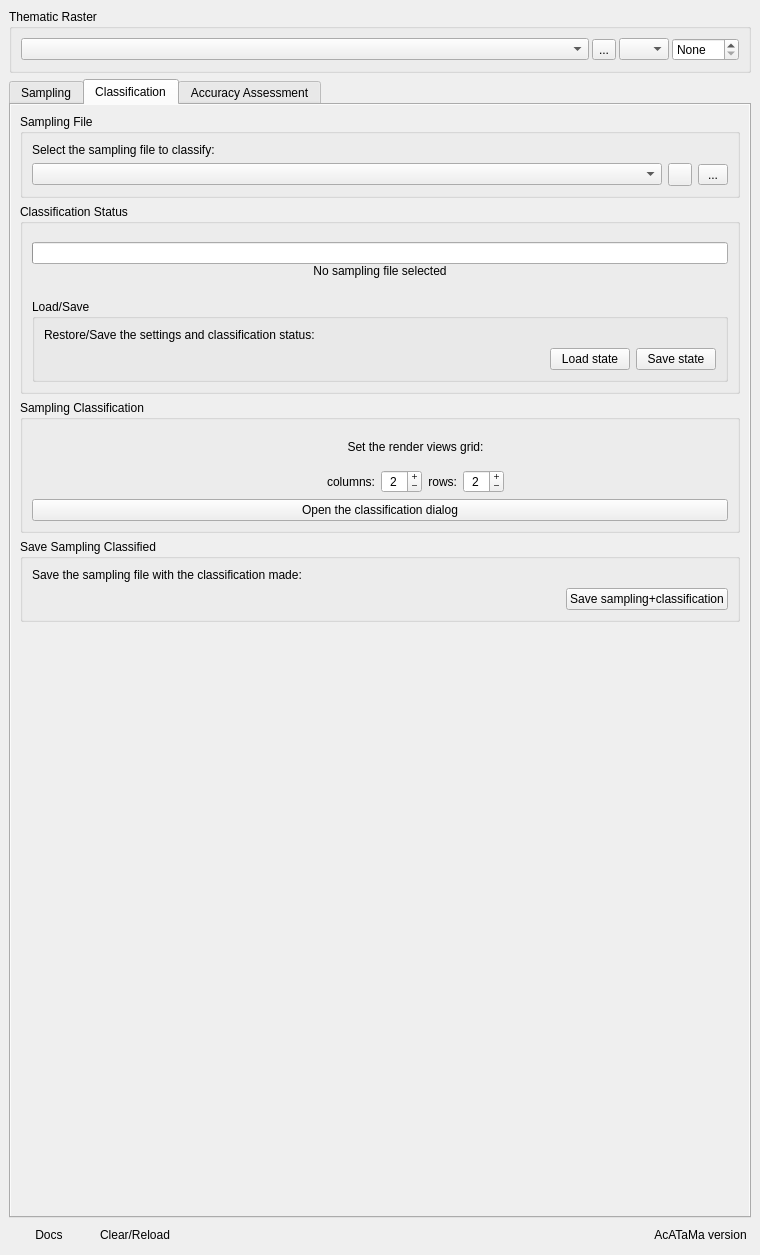
Qt form ui/acatama_dockwidget.ui (SMByC/AcATaMa) before a commit.
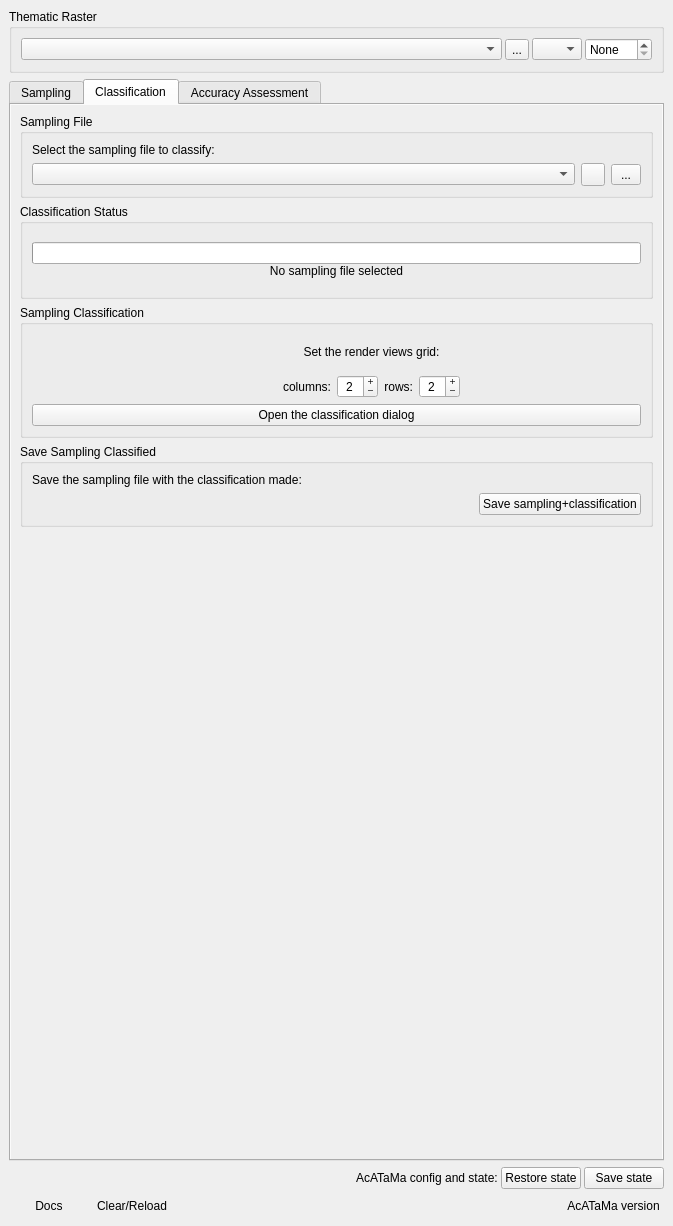
The same form after that commit. The open tabs and pages were chosen to show the change. Icons and pictures are not drawn. Custom widgets are drawn as their Qt base class.

Commit message: Relocating the restore/save Acatama config and state widget in the UI

What changed in the file:
```diff
--- a/ui/acatama_dockwidget.ui
+++ b/ui/acatama_dockwidget.ui
@@ -6,8 +6,8 @@
    <rect>
     <x>0</x>
     <y>0</y>
-    <width>760</width>
-    <height>1255</height>
+    <width>673</width>
+    <height>1226</height>
    </rect>
   </property>
   <property name="windowTitle">
@@ -872,8 +872,8 @@
             <rect>
              <x>0</x>
              <y>0</y>
-             <width>736</width>
-             <height>996</height>
+             <width>649</width>
+             <height>913</height>
             </rect>
            </property>
            <layout class="QVBoxLayout" name="verticalLayout_24">
@@ -1034,95 +1034,6 @@
                  </layout>
                 </widget>
                </item>
-               <item>
-                <spacer name="verticalSpacer_6">
-                 <property name="orientation">
-                  <enum>Qt::Vertical</enum>
-                 </property>
-                 <property name="sizeType">
-                  <enum>QSizePolicy::Fixed</enum>
-                 </property>
-                 <property name="sizeHint" stdset="0">
-                  <size>
-                   <width>20</width>
-                   <height>6</height>
-                  </size>
-                 </property>
-                </spacer>
-               </item>
-               <item>
-                <widget class="QGroupBox" name="groupBox_3">
-                 <property name="title">
-                  <string>Load/Save</string>
-                 </property>
-                 <layout class="QVBoxLayout" name="verticalLayout_29">
-                  <item>
-                   <widget class="QLabel" name="label_3">
-                    <property name="sizePolicy">
-                     <sizepolicy hsizetype="Expanding" vsizetype="Preferred">
-                      <horstretch>0</horstretch>
-                      <verstretch>0</verstretch>
-                     </sizepolicy>
-                    </property>
-                    <property name="text">
-                     <string>Restore/Save the settings and classification status:</string>
-                    </property>
-                    <property name="alignment">
-                     <set>Qt::AlignJustify|Qt::AlignVCenter</set>
-                    </property>
-                    <property name="wordWrap">
-                     <bool>true</bool>
-                    </property>
-                   </widget>
-                  </item>
-                  <item>
-                   <widget class="QWidget" name="widget_9" native="true">
-                    <layout class="QHBoxLayout" name="horizontalLayout_9">
-                     <property name="leftMargin">
-                      <number>0</number>
-                     </property>
-                     <property name="topMargin">
-                      <number>0</number>
-                     </property>
-                     <property name="rightMargin">
-                      <number>0</number>
-                     </property>
-                     <property name="bottomMargin">
-                      <number>0</number>
-                     </property>
-                     <item>
-                      <spacer name="horizontalSpacer_6">
-                       <property name="orientation">
-                        <enum>Qt::Horizontal</enum>
-                       </property>
-                       <property name="sizeHint" stdset="0">
-                        <size>
-                         <width>40</width>
-                         <height>20</height>
-                        </size>
-                       </property>
-                      </spacer>
-                     </item>
-                     <item>
-                      <widget class="QPushButton" name="QPBtn_loadClassificationConfig">
-                       <property name="text">
-                        <string>Load state</string>
-                       </property>
-                      </widget>
-                     </item>
-                     <item>
-                      <widget class="QPushButton" name="QPBtn_saveClassificationConfig">
-                       <property name="text">
-                        <string>Save state</string>
-                       </property>
-                      </widget>
-                     </item>
-                    </layout>
-                   </widget>
-                  </item>
-                 </layout>
-                </widget>
-               </item>
               </layout>
              </widget>
             </item>
@@ -1577,9 +1488,97 @@
       </widget>
      </widget>
     </item>
+    <item>
+     <widget class="QWidget" name="widget_restore_save_acatama_state" native="true">
+      <layout class="QGridLayout" name="gridLayout_5">
+       <property name="leftMargin">
+        <number>0</number>
+       </property>
+       <property name="topMargin">
+        <number>0</number>
+       </property>
+       <property name="rightMargin">
+        <number>0</number>
+       </property>
+       <property name="bottomMargin">
+        <number>0</number>
+       </property>
+       <item row="0" column="0">
+        <widget class="QWidget" name="widget_9" native="true">
+         <layout class="QHBoxLayout" name="horizontalLayout_9">
+          <property name="spacing">
+           <number>3</number>
+          </property>
+          <property name="leftMargin">
+           <number>0</number>
+          </property>
+          <property name="topMargin">
+           <number>0</number>
+          </property>
+          <property name="rightMargin">
+           <number>0</number>
+          </property>
+          <property name="bottomMargin">
+           <number>0</number>
+          </property>
+          <item>
+           <spacer name="horizontalSpacer_4">
+            <property name="orientation">
+             <enum>Qt::Horizontal</enum>
+            </property>
+            <property name="sizeHint" stdset="0">
+             <size>
+              <width>40</width>
+              <height>20</height>
+             </size>
+            </property>
+           </spacer>
+          </item>
+          <item>
+           <widget class="QLabel" name="label_3">
+            <property name="text">
+             <string>AcATaMa config and state:</string>
+            </property>
+            <property name="alignment">
+             <set>Qt::AlignJustify|Qt::AlignVCenter</set>
+            </property>
+            <property name="wordWrap">
+             <bool>false</bool>
+            </property>
+           </widget>
+          </item>
+          <item>
+           <widget class="QPushButton" name="QPBtn_loadClassificationConfig">
+            <property name="toolTip">
+             <string>&lt;html&gt;&lt;head/&gt;&lt;body&gt;&lt;p&gt;Restore to a previous saved of AcATaMa configuration and state&lt;/p&gt;&lt;/body&gt;&lt;/html&gt;</string>
+            </property>
+            <property name="text">
+             <string>Restore state</string>
+            </property>
+           </widget>
+          </item>
+          <item>
+           <widget class="QPushButton" name="QPBtn_saveClassificationConfig">
+            <property name="toolTip">
+             <string>&lt;html&gt;&lt;head/&gt;&lt;body&gt;&lt;p&gt;Save all configuration and state of AcATaMa, such as: sampling classification, buttons, config dialogs, config of the classification views, navigation, sampling design, accuracy result settings, among others.&lt;/p&gt;&lt;/body&gt;&lt;/html&gt;</string>
+            </property>
+            <property name="text">
+             <string>Save state</string>
+            </property>
+           </widget>
+          </item>
+         </layout>
+        </widget>
+       </item>
+      </layout>
+     </widget>
+    </item>
     <item>
      <widget class="QWidget" name="widget_plugin_info" native="true">
       <layout class="QHBoxLayout" name="horizontalLayout_25">
+       <property name="spacing">
+        <number>3</number>
+       </property>
        <property name="leftMargin">
         <number>0</number>
        </property>
```
Left out of the diff: 8 changed lines with no effect on the pictures. The commit also changes 1 other file.
